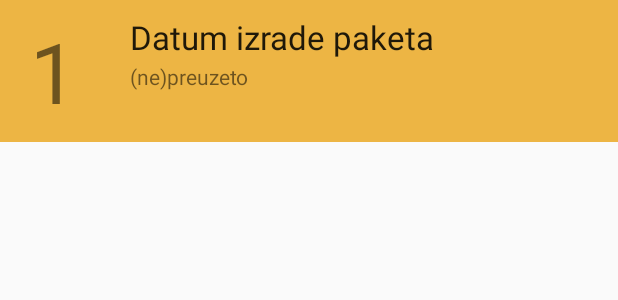
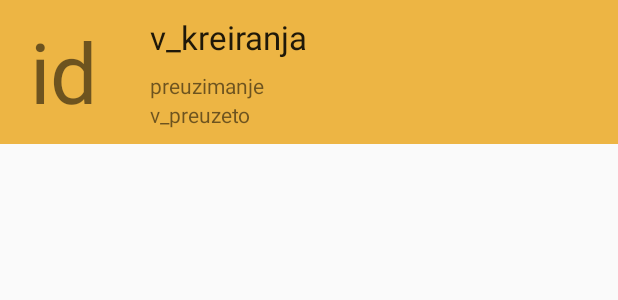
Before and after one commit to valkrhlan/FoodDonor, an Android app: the layout paket_item.xml on its own in the app's theme, with its tools: preview values and no code run, on a phone screen of 412 x 824 dp. Shown: the top 300 px of the screen. Run offline under Robolectric (Android 15) with nearby library versions, the phone set to English and light mode, and no system bars.

Commit message:
Izmjenjena klasa paketi (atributi odgovaraju podacima koje šalje WS), te promjenjena struktura paket_item-a.

```diff
--- a/FoodDonor/app/src/main/java/com/coky/app/fragments/DonorPopisPaketa.java
+++ b/FoodDonor/app/src/main/java/com/coky/app/fragments/DonorPopisPaketa.java
@@ -52,11 +52,11 @@ public class DonorPopisPaketa extends Fragment {
         setPaketAdapter();
     }
 
-    private void mockPaketi(){
+    /*private void mockPaketi(){
         addPaketToArray(new Paket(1,"1.12.2016","Dostupno"));
         addPaketToArray(new Paket(2,"29.11.2016","Preuzeto"));
         addPaketToArray(new Paket(1337, "11.9.2020.", "Dostupno"));
-    }
+    }*/
 
     private void addPaketToArray(Paket paket){
         if(paketi == null){
@@ -70,7 +70,7 @@ public class DonorPopisPaketa extends Fragment {
             paketAdapter.clear();
         }
         //----------------- MOCK DATA --------------------------
-        mockPaketi();
+        //mockPaketi();
         //------------------------------------------------------
         paketAdapter = new PaketAdapter(getActivity(), paketi);
         listView.setAdapter(paketAdapter);
--- a/FoodDonor/app/src/main/res/layout/paket_item.xml
+++ b/FoodDonor/app/src/main/res/layout/paket_item.xml
@@ -10,32 +10,42 @@
     <TextView
         android:layout_width="wrap_content"
         android:layout_height="wrap_content"
-        android:id="@+id/paketBroj"
+        android:id="@+id/idPaket"
         android:layout_alignParentTop="true"
         android:layout_alignParentStart="true"
         android:layout_marginStart="20dp"
         android:layout_marginEnd="35dp"
-        android:text="1"
+        android:text="id"
         android:textSize="56dp"/>
     <TextView
         android:layout_width="wrap_content"
         android:layout_height="wrap_content"
-        android:id="@+id/paketDatum"
-        android:text="Datum izrade paketa"
+        android:id="@+id/v_kreiranjaPaket"
+        android:text="v_kreiranja"
         android:textAppearance="?android:attr/textAppearanceLarge"
         android:layout_alignParentTop="true"
-        android:layout_toEndOf="@+id/paketBroj"
+        android:layout_toEndOf="@+id/idPaket"
         android:ellipsize="end"
         android:maxLines="1"
-        android:layout_marginBottom="2dp" />
+        android:layout_marginBottom="8dp" />
     <TextView
         android:layout_width="wrap_content"
         android:layout_height="wrap_content"
-        android:id="@+id/paketStatus"
-        android:layout_below="@+id/paketDatum"
-        android:layout_toEndOf="@+id/paketBroj"
+        android:id="@+id/preuzimanjePaket"
+        android:layout_below="@+id/v_kreiranjaPaket"
+        android:layout_toEndOf="@+id/idPaket"
         android:maxLines="1"
         android:ellipsize="end"
-        android:text="(ne)preuzeto"/>
+        android:text="preuzimanje"/>
+    <TextView
+        android:layout_width="wrap_content"
+        android:layout_height="wrap_content"
+        android:id="@+id/v_preuzetoPaket"
+        android:layout_below="@+id/preuzimanjePaket"
+        android:layout_toEndOf="@+id/idPaket"
+        android:maxLines="1"
+        android:ellipsize="end"
+        android:text="v_preuzeto"/>
+
 
 </RelativeLayout>
```
Also changed, not shown: FoodDonor/app/src/main/java/com/coky/app/adapters/PaketAdapter.java (+20 -10 lines), FoodDonor/core/src/main/java/com/coky/core/entities/Paket.java (+129 -18 lines).
